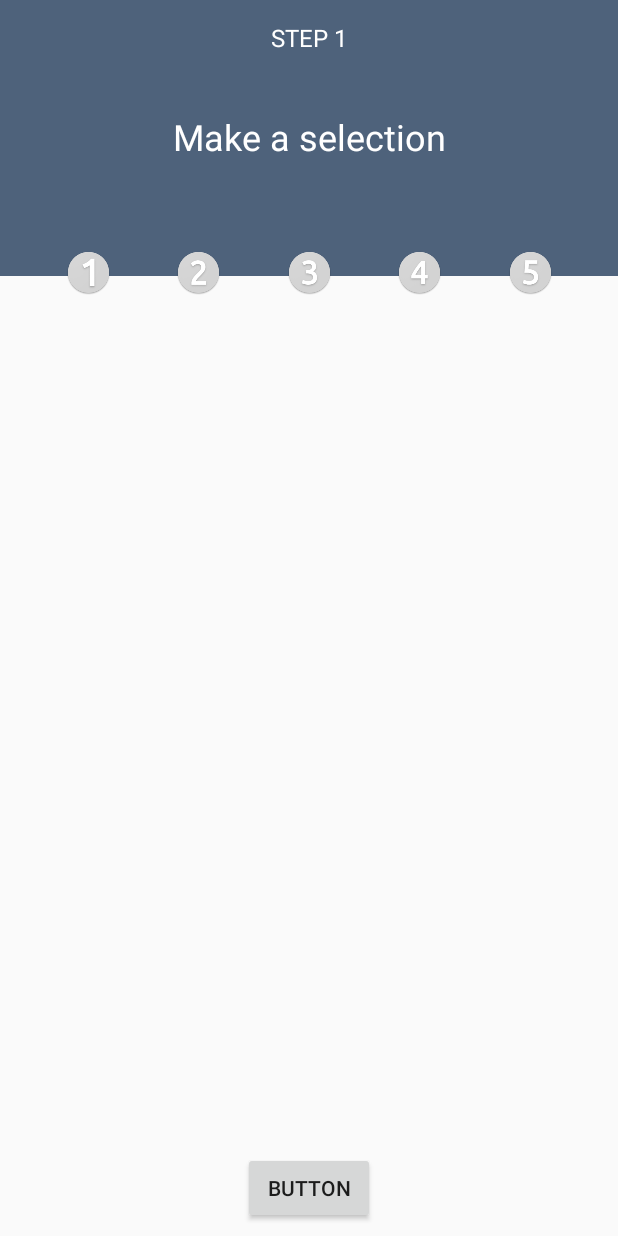
After one commit to VizLoreLabs/phasmaFoodMobileApp, an Android app: the layout activity_wizard.xml on its own in the app's theme, with its tools: preview values and no code run, on a phone screen of 412 x 824 dp. The commit adds this screen. Run offline under Robolectric (Android 15) with nearby library versions, the phone set to English and light mode, and no system bars.

Commit message:
Implemented base UI (steps, animation)

```diff
--- a/app/src/main/AndroidManifest.xml
+++ b/app/src/main/AndroidManifest.xml
@@ -15,6 +15,9 @@
         android:supportsRtl="true"
         android:theme="@style/AppTheme">
         <activity android:name=".MainActivity">
+
+        </activity>
+        <activity android:name=".WizardActivity" >
             <intent-filter>
                 <action android:name="android.intent.action.MAIN" />
 
--- /dev/null
+++ b/app/src/main/java/com/vizlore/phasmafood/WizardActivity.java
@@ -0,0 +1,103 @@
+package com.vizlore.phasmafood;
+
+import android.os.Bundle;
+import android.support.annotation.Nullable;
+import android.support.v4.app.FragmentActivity;
+import android.support.v4.content.ContextCompat;
+import android.view.View;
+import android.view.WindowManager;
+import android.widget.ImageView;
+import android.widget.ProgressBar;
+
+import butterknife.BindView;
+import butterknife.ButterKnife;
+import butterknife.OnClick;
+
+/**
+ * Created by smedic on 1/15/18.
+ */
+
+public class WizardActivity extends FragmentActivity {
+
+	@BindView(R.id.step1)
+	ImageView firstStep;
+
+	@BindView(R.id.step2)
+	ImageView secondStep;
+
+	@BindView(R.id.step3)
+	ImageView thirdStep;
+
+	@BindView(R.id.step4)
+	ImageView fourthStep;
+
+	@BindView(R.id.step5)
+	ImageView fifthStep;
+
+	@BindView(R.id.pb)
+	ProgressBar percentage;
+
+	private int stepSelected = 0;
+	private View animatedView = null;
+
+	@OnClick({R.id.step1, R.id.step2, R.id.step3, R.id.step4, R.id.step5})
+	void onClick(View v) {
+		switch (v.getId()) {
+			case R.id.step1:
+				percentage.setProgress(100 / 6);
+				stepSelected = R.id.step1;
+				break;
+			case R.id.step2:
+				percentage.setProgress(200 / 6);
+				stepSelected = R.id.step2;
+				break;
+			case R.id.step3:
+				percentage.setProgress(300 / 6);
+				stepSelected = R.id.step3;
+				break;
+			case R.id.step4:
+				percentage.setProgress(400 / 6);
+				stepSelected = R.id.step4;
+				break;
+			case R.id.step5:
+				percentage.setProgress(500 / 6);
+				stepSelected = R.id.step5;
+				break;
+		}
+		scaleUp(v);
+	}
+
+	private void scaleUp(View v) {
+		scaleDown();
+		v.animate().scaleX(1.4f).scaleY(1.4f).setDuration(200).start();
+		animatedView = v;
+	}
+
+	private void scaleDown() {
+		if (animatedView != null) {
+			animatedView.animate().scaleX(1.0f).scaleY(1.0f).start();
+		}
+	}
+
+	@OnClick(R.id.button_1)
+	void onButtonClick() {
+		if (stepSelected != 0) {
+			((ImageView) findViewById(stepSelected)).setImageResource(R.drawable.ic_checkmark);
+		}
+	}
+
+	@Override
+	protected void onCreate(@Nullable Bundle savedInstanceState) {
+		super.onCreate(savedInstanceState);
+		setContentView(R.layout.activity_wizard);
+		ButterKnife.bind(this);
+
+		// clear FLAG_TRANSLUCENT_STATUS flag:
+		getWindow().clearFlags(WindowManager.LayoutParams.FLAG_TRANSLUCENT_STATUS);
+		// add FLAG_DRAWS_SYSTEM_BAR_BACKGROUNDS flag to the window
+		getWindow().addFlags(WindowManager.LayoutParams.FLAG_DRAWS_SYSTEM_BAR_BACKGROUNDS);
+		// finally change the color
+		getWindow().setStatusBarColor(ContextCompat.getColor(this, R.color.greyHeader));
+
+	}
+}
--- /dev/null
+++ b/app/src/main/res/drawable/custom_progressbar.xml
@@ -0,0 +1,18 @@
+<layer-list xmlns:android="http://schemas.android.com/apk/res/android">
+
+    <!-- Define the background properties like color etc -->
+    <item android:id="@android:id/background">
+        <shape>
+            <solid android:color="@color/greyHeader" />
+        </shape>
+    </item>
+
+    <!-- Define the progress properties like start color, end color etc -->
+    <item android:id="@android:id/progress">
+        <clip>
+            <shape>
+                <solid android:color="#25B2F4" />
+            </shape>
+        </clip>
+    </item>
+</layer-list>
--- /dev/null
+++ b/app/src/main/res/layout/activity_wizard.xml
@@ -0,0 +1,143 @@
+<?xml version="1.0" encoding="utf-8"?>
+<android.support.constraint.ConstraintLayout xmlns:android="http://schemas.android.com/apk/res/android"
+    xmlns:app="http://schemas.android.com/apk/res-auto"
+    xmlns:tools="http://schemas.android.com/tools"
+    android:layout_width="match_parent"
+    android:layout_height="match_parent">
+
+    <ImageView
+        android:id="@+id/imageView"
+        android:layout_width="0dp"
+        android:layout_height="0dp"
+        android:src="@color/greyHeader"
+        app:layout_constraintBottom_toTopOf="@+id/guideline3"
+        app:layout_constraintEnd_toEndOf="parent"
+        app:layout_constraintStart_toStartOf="parent"
+        app:layout_constraintTop_toTopOf="parent" />
+
+    <TextView
+        android:id="@+id/textView"
+        android:layout_width="wrap_content"
+        android:layout_height="wrap_content"
+        android:layout_marginTop="14dp"
+        android:text="STEP 1"
+        android:textColor="@color/textColorOnDark"
+        android:textSize="16sp"
+        app:layout_constraintLeft_toLeftOf="parent"
+        app:layout_constraintRight_toRightOf="parent"
+        app:layout_constraintTop_toTopOf="parent" />
+
+    <TextView
+        android:id="@+id/textView3"
+        android:layout_width="wrap_content"
+        android:layout_height="wrap_content"
+        android:layout_marginBottom="8dp"
+        android:layout_marginTop="8dp"
+        android:text="Make a selection"
+        android:textColor="@color/textColorOnDark"
+        android:textSize="24sp"
+        app:layout_constraintBottom_toBottomOf="@+id/imageView"
+        app:layout_constraintLeft_toLeftOf="parent"
+        app:layout_constraintRight_toRightOf="parent"
+        app:layout_constraintTop_toTopOf="@+id/imageView" />
+
+    <ProgressBar
+        android:id="@+id/pb"
+        style="?android:attr/progressBarStyleHorizontal"
+        android:layout_width="match_parent"
+        android:layout_height="5dp"
+        android:max="100"
+        android:progress="0"
+        android:progressDrawable="@drawable/custom_progressbar"
+        app:layout_constraintBottom_toTopOf="@+id/guideline3"
+        app:layout_constraintHorizontal_bias="0.0"
+        app:layout_constraintLeft_toLeftOf="parent"
+        app:layout_constraintRight_toRightOf="parent"
+        app:layout_constraintTop_toTopOf="@+id/guideline3" />
+
+    <ImageView
+        android:id="@+id/step1"
+        android:layout_width="30dp"
+        android:layout_height="30dp"
+        android:src="@drawable/ic_step_1"
+        app:layout_constraintBottom_toBottomOf="@+id/imageView"
+        app:layout_constraintEnd_toStartOf="@+id/step2"
+        app:layout_constraintHorizontal_bias="0.5"
+        app:layout_constraintHorizontal_weight="1"
+        app:layout_constraintStart_toStartOf="parent"
+        app:layout_constraintTop_toBottomOf="@+id/imageView" />
+
+    <ImageView
+        android:id="@+id/step2"
+        android:layout_width="30dp"
+        android:layout_height="30dp"
+        android:src="@drawable/ic_step_2"
+        app:layout_constraintBottom_toBottomOf="@+id/imageView"
+        app:layout_constraintEnd_toStartOf="@+id/step3"
+        app:layout_constraintHorizontal_bias="0.5"
+        app:layout_constraintHorizontal_weight="1"
+        app:layout_constraintStart_toEndOf="@+id/step1"
+        app:layout_constraintTop_toBottomOf="@+id/imageView" />
+
+    <ImageView
+        android:id="@+id/step3"
+        android:layout_width="30dp"
+        android:layout_height="30dp"
+        android:src="@drawable/ic_step_3"
+        app:layout_constraintBottom_toBottomOf="@+id/imageView"
+        app:layout_constraintEnd_toStartOf="@+id/step4"
+        app:layout_constraintHorizontal_bias="0.5"
+        app:layout_constraintHorizontal_weight="1"
+        app:layout_constraintLeft_toLeftOf="parent"
+        app:layout_constraintRight_toRightOf="parent"
+        app:layout_constraintStart_toEndOf="@+id/step2"
+        app:layout_constraintTop_toBottomOf="@+id/imageView" />
+
+    <ImageView
+        android:id="@+id/step4"
+        android:layout_width="30dp"
+        android:layout_height="30dp"
+        android:layout_marginTop="8dp"
+        android:src="@drawable/ic_step_4"
+        app:layout_constraintBottom_toBottomOf="@+id/imageView"
+        app:layout_constraintEnd_toStartOf="@+id/step5"
+        app:layout_constraintHorizontal_bias="0.5"
+        app:layout_constraintStart_toEndOf="@+id/step3"
+        app:layout_constraintTop_toBottomOf="@+id/imageView" />
+
+    <ImageView
+        android:id="@+id/step5"
+        android:layout_width="30dp"
+        android:layout_height="30dp"
+        android:src="@drawable/ic_step_5"
+        app:layout_constraintBottom_toBottomOf="@+id/imageView"
+        app:layout_constraintEnd_toEndOf="parent"
+        app:layout_constraintHorizontal_bias="0.5"
+        app:layout_constraintHorizontal_weight="1"
+        app:layout_constraintStart_toEndOf="@+id/step4"
+        app:layout_constraintTop_toBottomOf="@+id/imageView" />
+
+    <android.support.constraint.Guideline
+        android:id="@+id/guideline2"
+        android:layout_width="wrap_content"
+        android:layout_height="wrap_content"
+        android:orientation="horizontal"
+        app:layout_constraintGuide_begin="20dp" />
+
+    <android.support.constraint.Guideline
+        android:id="@+id/guideline3"
+        android:layout_width="wrap_content"
+        android:layout_height="wrap_content"
+        android:orientation="horizontal"
+        app:layout_constraintGuide_percent="0.22" />
+
+    <Button
+        android:id="@+id/button_1"
+        android:layout_width="wrap_content"
+        android:layout_height="wrap_content"
+        android:layout_marginBottom="8dp"
+        android:text="Button"
+        app:layout_constraintBottom_toBottomOf="parent"
+        app:layout_constraintLeft_toLeftOf="parent"
+        app:layout_constraintRight_toRightOf="parent" />
+</android.support.constraint.ConstraintLayout>
--- a/app/src/main/res/values/colors.xml
+++ b/app/src/main/res/values/colors.xml
@@ -3,4 +3,7 @@
     <color name="colorPrimary">#3F51B5</color>
     <color name="colorPrimaryDark">#303F9F</color>
     <color name="colorAccent">#FF4081</color>
+
+    <color name="greyHeader">#4E627B</color>
+    <color name="textColorOnDark">#ffffff</color>
 </resources>
--- a/app/src/main/res/values/styles.xml
+++ b/app/src/main/res/values/styles.xml
@@ -1,7 +1,7 @@
 <resources>
 
     <!-- Base application theme. -->
-    <style name="AppTheme" parent="Theme.AppCompat.Light.DarkActionBar">
+    <style name="AppTheme" parent="Theme.AppCompat.Light.NoActionBar">
         <!-- Customize your theme here. -->
         <item name="colorPrimary">@color/colorPrimary</item>
         <item name="colorPrimaryDark">@color/colorPrimaryDark</item>
```
Also changed, not shown: app/src/main/res/drawable/ic_checkmark.png (added), app/src/main/res/drawable/ic_step_1.png (added), app/src/main/res/drawable/ic_step_2.png (added), app/src/main/res/drawable/ic_step_3.png (added), app/src/main/res/drawable/ic_step_4.png (added), app/src/main/res/drawable/ic_step_5.png (added).
